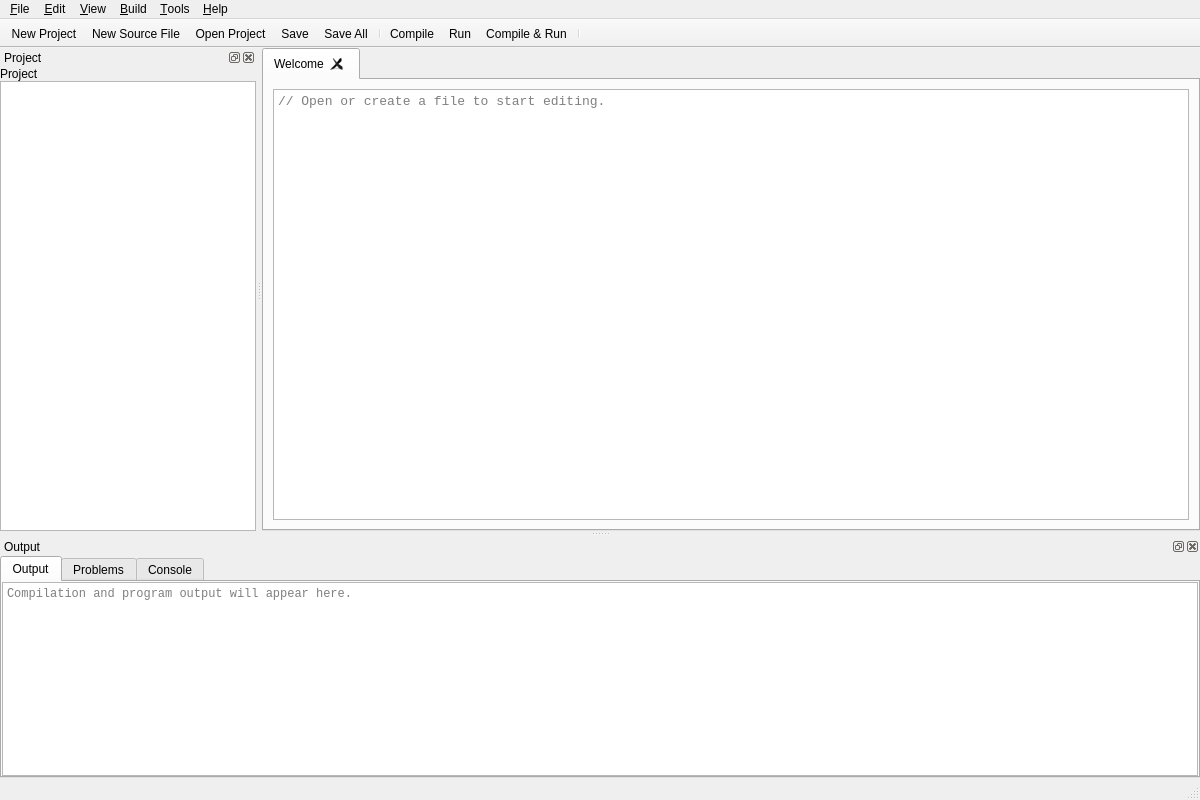
The window that src/cpplab/ui/MainWindow.ui (techy4shri/CppLabEngine) describes before a commit, drawn with Qt 5.
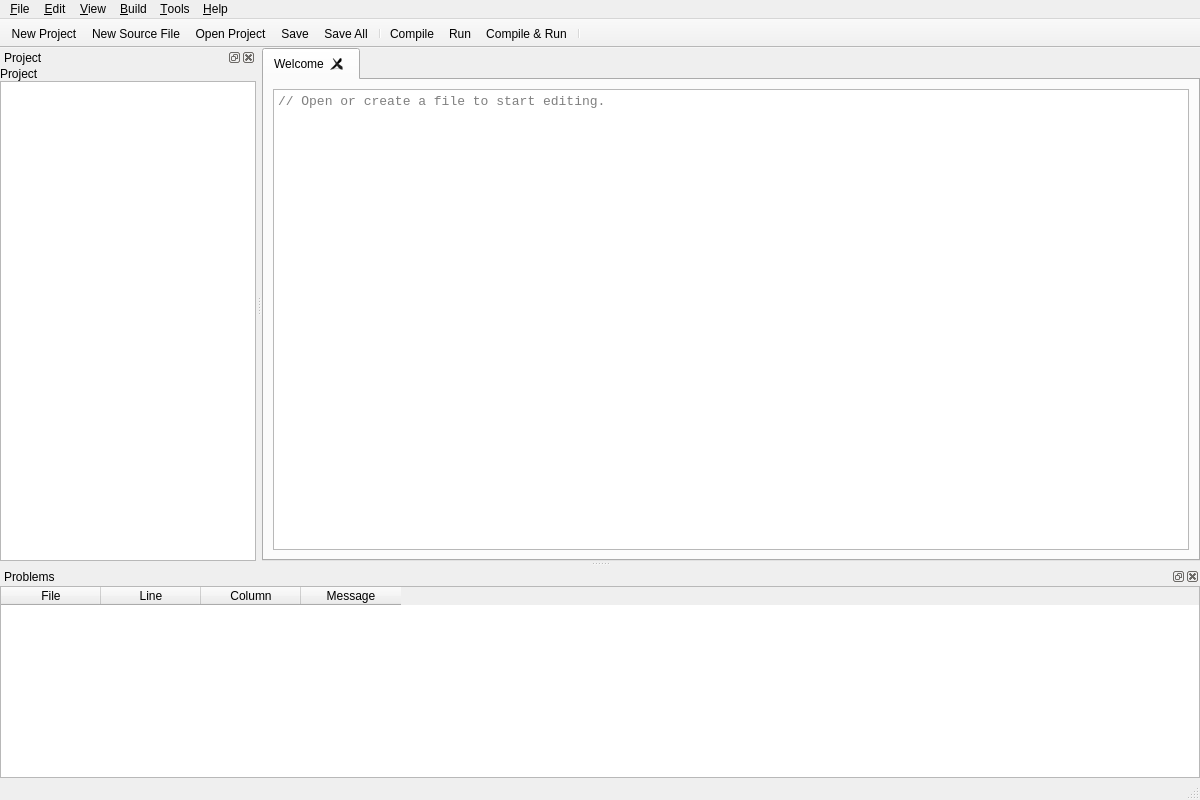
The same window after the commit.

Diff of the .ui file:
```diff
--- a/src/cpplab/ui/MainWindow.ui
+++ b/src/cpplab/ui/MainWindow.ui
@@ -215,7 +215,7 @@
   </widget>
   <widget class="QDockWidget" name="outputDockWidget">
    <property name="windowTitle">
-    <string>Output</string>
+    <string>Problems</string>
    </property>
    <attribute name="dockWidgetArea">
     <number>8</number>
@@ -238,69 +238,6 @@
       <number>0</number>
      </property>
      <item>
-      <widget class="QTabWidget" name="outputTabWidget">
-       <property name="currentIndex">
-        <number>0</number>
-       </property>
-       <widget class="QWidget" name="buildTab">
-        <attribute name="title">
-         <string>Output</string>
-        </attribute>
-        <layout class="QVBoxLayout" name="buildTabLayout">
-         <property name="spacing">
-          <number>0</number>
-         </property>
-         <property name="leftMargin">
-          <number>0</number>
-         </property>
-         <property name="topMargin">
-          <number>0</number>
-         </property>
-         <property name="rightMargin">
-          <number>0</number>
-         </property>
-         <property name="bottomMargin">
-          <number>0</number>
-         </property>
-         <item>
-          <widget class="QPlainTextEdit" name="buildOutputTextEdit">
-           <property name="font">
-            <font>
-             <family>Consolas</family>
-             <pointsize>9</pointsize>
-            </font>
-           </property>
-           <property name="readOnly">
-            <bool>true</bool>
-           </property>
-           <property name="placeholderText">
-            <string>Compilation and program output will appear here.</string>
-           </property>
-          </widget>
-         </item>
-        </layout>
-       </widget>
-       <widget class="QWidget" name="problemsTab">
-        <attribute name="title">
-         <string>Problems</string>
-        </attribute>
-        <layout class="QVBoxLayout" name="problemsTabLayout">
-         <property name="spacing">
-          <number>0</number>
-         </property>
-         <property name="leftMargin">
-          <number>0</number>
-         </property>
-         <property name="topMargin">
-          <number>0</number>
-         </property>
-         <property name="rightMargin">
-          <number>0</number>
-         </property>
-         <property name="bottomMargin">
-          <number>0</number>
-         </property>
-         <item>
           <widget class="QTableWidget" name="problemsTableWidget">
            <property name="rowCount">
             <number>0</number>
@@ -328,48 +265,6 @@
              <string>Message</string>
             </property>
            </column>
-          </widget>
-         </item>
-        </layout>
-       </widget>
-       <widget class="QWidget" name="consoleTab">
-        <attribute name="title">
-         <string>Console</string>
-        </attribute>
-        <layout class="QVBoxLayout" name="consoleTabLayout">
-         <property name="spacing">
-          <number>0</number>
-         </property>
-         <property name="leftMargin">
-          <number>0</number>
-         </property>
-         <property name="topMargin">
-          <number>0</number>
-         </property>
-         <property name="rightMargin">
-          <number>0</number>
-         </property>
-         <property name="bottomMargin">
-          <number>0</number>
-         </property>
-         <item>
-          <widget class="QPlainTextEdit" name="consoleTextEdit">
-           <property name="font">
-            <font>
-             <family>Consolas</family>
-             <pointsize>9</pointsize>
-            </font>
-           </property>
-           <property name="readOnly">
-            <bool>true</bool>
-           </property>
-           <property name="placeholderText">
-            <string>Console output from running programs will appear here.</string>
-           </property>
-          </widget>
-         </item>
-        </layout>
-       </widget>
       </widget>
      </item>
     </layout>
```
Lines whose indentation alone changed are shown as unchanged.
